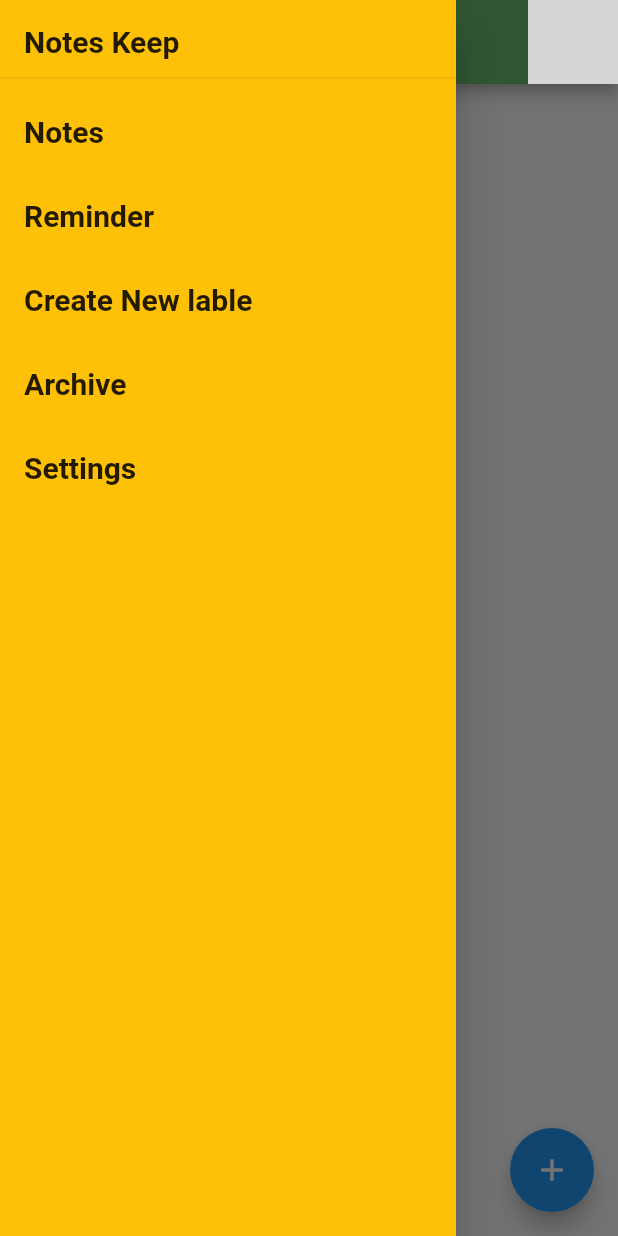
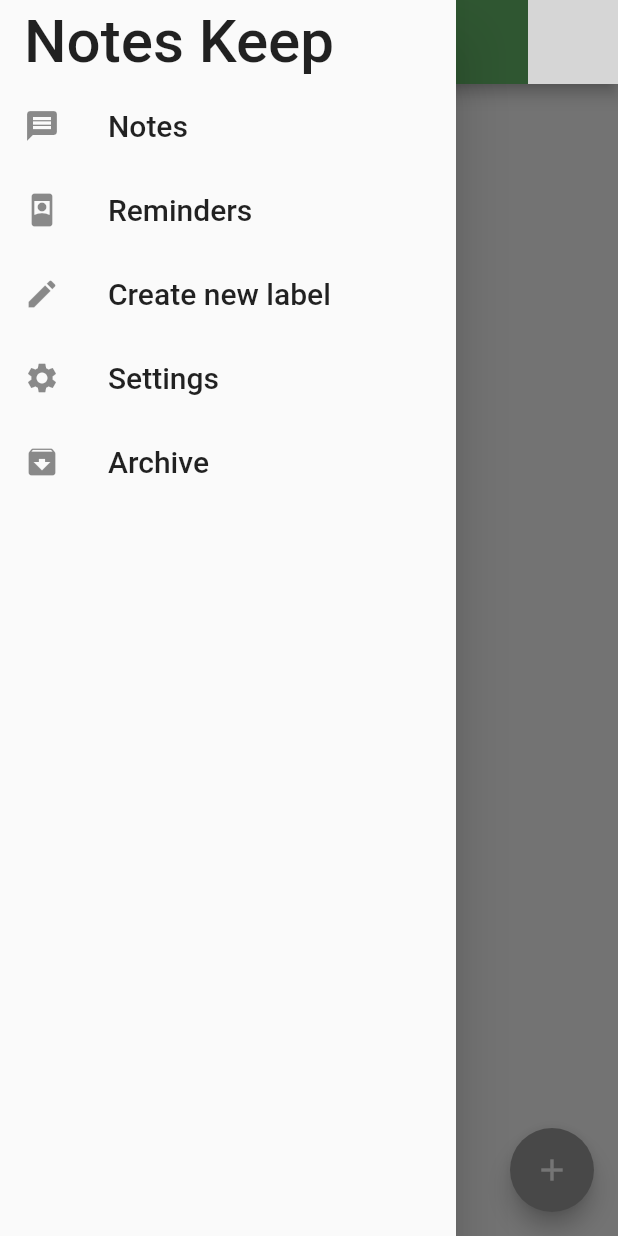
Before and after one commit to santro93/Task_Notes_app, a Flutter app: the AppMainPage screen opened directly, with the side drawer open, on a phone screen of 412 x 824 dp. Run offline on Flutter 3.47's test engine with Material 2 defaults, Android fonts, the phone set to English and light mode, and no system bars; our stand-ins replace cloud_firestore, firebase_auth, firebase_core; accounts and stored records are empty; network calls fail; grey boxes are pictures that could not be loaded.

Commit message:
Added Update Note

```diff
--- a/task_notes/task_notes/lib/main.dart
+++ b/task_notes/task_notes/lib/main.dart
@@ -1,12 +1,13 @@
 import 'package:flutter/material.dart';
 import 'package:firebase_core/firebase_core.dart';
 import 'package:task_notes/screens/app_main.dart';
+import 'package:task_notes/screens/signin.dart';
 
 void main() async {
   WidgetsFlutterBinding.ensureInitialized();
   await Firebase.initializeApp();
   runApp(MaterialApp(
-    home: AppMainPage(),
+    home: SigninPage(),
     debugShowCheckedModeBanner: false,
   ));
 }
--- /dev/null
+++ b/task_notes/task_notes/lib/models/note.dart
@@ -0,0 +1,10 @@
+class Note {
+  String? id;
+  String? title;
+  String? des;
+
+  Note({this.id, this.title, this.des});
+
+
+
+}
--- a/task_notes/task_notes/lib/screens/app_main.dart
+++ b/task_notes/task_notes/lib/screens/app_main.dart
@@ -1,7 +1,10 @@
+import 'package:flutter/material.dart';
+import 'package:cloud_firestore/cloud_firestore.dart';
 import 'package:firebase_auth/firebase_auth.dart';
-import 'package:flutter/material.dart';
-import 'package:task_notes/screens/signin.dart';
+import 'package:task_notes/models/note.dart';
 import 'package:task_notes/screens/signup.dart';
+import 'package:task_notes/screens/taskadd.dart';
+import 'package:task_notes/widgets/note_card.dart';
 
 class AppMainPage extends StatefulWidget {
   const AppMainPage({Key? key}) : super(key: key);
@@ -14,6 +17,7 @@ class _AppMainPageState extends State<AppMainPage> {
   void _signOut() {
     FirebaseAuth.instance.signOut().then(
       (value) {
+        // ignore: avoid_print
         print("Signed Out");
         Navigator.of(context).pushReplacement(
           MaterialPageRoute(builder: (context) => SignupPage()),
@@ -21,6 +25,12 @@ class _AppMainPageState extends State<AppMainPage> {
       },
     );
   }
+
+  ////////////  CollectionReference to fetching database from Cloud /////////
+  CollectionReference ref = FirebaseFirestore.instance
+      .collection('users')
+      .doc(FirebaseAuth.instance.currentUser?.uid)
+      .collection("notes");
 
   @override
   Widget build(BuildContext context) {
@@ -41,83 +51,100 @@ class _AppMainPageState extends State<AppMainPage> {
         //   automaticallyImplyLeading: false,
         backgroundColor: Colors.green[400],
       ),
-      body: Container(
-        child: RaisedButton(
-          onPressed: () {
-            Navigator.of(context).push(
-                MaterialPageRoute(builder: (context) => const SigninPage()));
-          },
-          color: Colors.green[400],
-          child: const Text(
-            "Sign In",
-            style: TextStyle(fontSize: 20, color: Colors.black),
-          ),
-        ),
-        color: Colors.amber[500],
-      ),
       drawer: Drawer(
-        backgroundColor: Colors.amber[500],
         child: ListView(
           children: const [
-            SizedBox(
-              child: DrawerHeader(
-                  child: Text(
-                "Notes Keep",
-                style: TextStyle(fontSize: 20, fontWeight: FontWeight.bold),
-              )),
-              height: 60,
-            ),
             ListTile(
               title: Text(
-                "Notes",
-                style: TextStyle(fontSize: 20, fontWeight: FontWeight.bold),
-              ),
-              onTap: null,
-            ),
-            ListTile(
-              title: Text(
-                "Reminder",
-                style: TextStyle(fontSize: 20, fontWeight: FontWeight.bold),
-              ),
-              onTap: (null),
-            ),
-            ListTile(
-              title: Text(
-                "Create New lable",
-                style: TextStyle(fontSize: 20, fontWeight: FontWeight.bold),
-              ),
-              onTap: (null),
-            ),
-            ListTile(
-              title: Text(
-                "Archive",
-                style: TextStyle(fontSize: 20, fontWeight: FontWeight.bold),
+                'Notes Keep',
+                style: TextStyle(fontSize: 40),
               ),
             ),
             ListTile(
+              leading: Icon(Icons.message),
               title: Text(
-                "Settings",
-                style: TextStyle(fontSize: 20, fontWeight: FontWeight.bold),
+                'Notes',
+                style: TextStyle(fontSize: 20),
+              ),
+            ),
+            ListTile(
+              leading: Icon(Icons.remember_me),
+              title: Text(
+                'Reminders',
+                style: TextStyle(fontSize: 20),
+              ),
+            ),
+            ListTile(
+              leading: Icon(Icons.create),
+              title: Text(
+                'Create new label',
+                style: TextStyle(fontSize: 20),
+              ),
+            ),
+            ListTile(
+              leading: Icon(Icons.settings),
+              title: Text(
+                'Settings',
+                style: TextStyle(fontSize: 20),
+              ),
+            ),
+            ListTile(
+              leading: Icon(Icons.archive),
+              title: Text(
+                'Archive',
+                style: TextStyle(fontSize: 20),
               ),
             ),
           ],
         ),
       ),
-
-      floatingActionButton: const FloatingActionButton(
-        onPressed: null,
-        child: Icon(Icons.add),
+      floatingActionButton: FloatingActionButton(
+        onPressed: () {
+          Navigator.push(
+            context,
+            MaterialPageRoute(
+              builder: ((context) => AddNote()),
+            ),
+          );
+        },
+        backgroundColor: Colors.grey,
+        child: (const Icon(Icons.add)),
       ),
-      // RaisedButton(
-      //   color: Colors.green[400],
-      //   onPressed: () {
-      //     Navigator.of(context).pushReplacement(
-      //       MaterialPageRoute(builder: (context) => SignupPage()),
-      //     );
-      //   },
-      //   child: const Text("Create Account",
-      //       style: TextStyle(fontSize: 20, color: Colors.black)),
-      // ),
+      body: FutureBuilder<QuerySnapshot>(
+        future: ref.get(),
+        builder: (context, snapshot) {
+          if (snapshot.hasData) {
+            if (snapshot.data!.docs.isEmpty) {
+              return const Center(
+                child: Text(
+                  "You have not yet saved Notes !",
+                  style: TextStyle(
+                    color: Colors.white70,
+                  ),
+                ),
+              );
+            }
+            return ListView.builder(
+              itemCount: snapshot.data?.docs.length,
+              itemBuilder: (context, index) {
+                final title =
+                    snapshot.data!.docs[index].get("title") ?? "default";
+                final id = snapshot.data!.docs[index].id;
+                final des =
+                    snapshot.data!.docs[index].get("content") ?? "default";
+                ////    //////////////
+                final note = Note(id: id, title: title, des: des);
+                /////////////
+                return NoteCard(note: note);
+              },
+            );
+          } else {
+            return const Center(
+              child: Text("Loading Content..."),
+            );
+          }
+        },
+      ),
     );
   }
 }
```
Also changed, not shown: task_notes/task_notes/lib/Model/firebsaseAuth.dart (deleted, +0 -58 lines), task_notes/task_notes/lib/screens/noteView.dart (added, +28 -0 lines), task_notes/task_notes/lib/screens/password.dart (added, +25 -0 lines), task_notes/task_notes/lib/screens/signin.dart (+20 -1 lines), task_notes/task_notes/lib/screens/signup.dart (+7 -13 lines), task_notes/task_notes/lib/screens/taskadd.dart (added, +116 -0 lines), task_notes/task_notes/lib/utlis/utils.dart (deleted, +0 -13 lines), task_notes/task_notes/lib/widgets/note_card.dart (added, +44 -0 lines).
